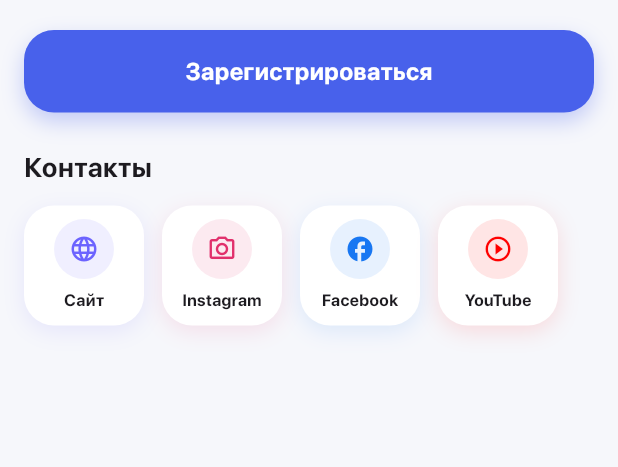
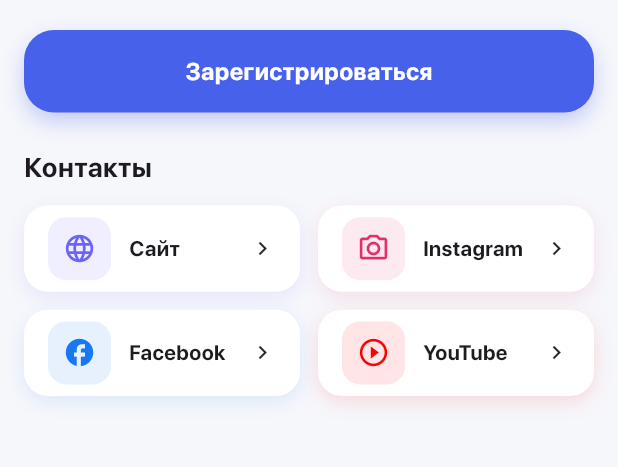
Before and after one commit to kamilarybakova/tteomer, a Flutter app: the HomeScreen screen opened directly, on a phone screen of 412 x 824 dp, the part 258-725 px from its top. Run offline on Flutter 3.47's test engine with Material 3 defaults, Android fonts, the phone set to English and light mode, and no system bars; our stand-ins replace camera, dio, flutter_riverpod, flutter_secure_storage, flutter_tts, pin_code_fields and 1 more; missing offline and left inert: google_mlkit_text_recognition, no_screenshot; accounts and stored records are empty; network calls fail.

Commit message:
setup news

```diff
--- a/lib/features/main/presentation/pages/home_screen.dart
+++ b/lib/features/main/presentation/pages/home_screen.dart
@@ -6,6 +6,7 @@
 import 'package:tteomer/l10n/app_localizations.dart';
 import '../../../auth/presentation/provider/providers.dart';
 import '../state/main_state.dart';
+import 'news_detail_screen.dart';
 
 class HomeScreen extends ConsumerStatefulWidget {
   const HomeScreen({super.key});
@@ -21,7 +22,7 @@
   @override
   void initState() {
     super.initState();
-    _newsPageController = PageController(viewportFraction: 0.88);
+    _newsPageController = PageController(viewportFraction: 1);
 
 
     WidgetsBinding.instance.addPostFrameCallback((_) {
@@ -72,7 +73,6 @@
         physics: const BouncingScrollPhysics(),
         padding: const EdgeInsets.all(16),
         children: [
-          /// ─── HEADER ─────────────────────────────
           Container(
             padding: const EdgeInsets.all(20),
             decoration: BoxDecoration(
@@ -129,7 +129,6 @@
 
           const SizedBox(height: 20),
 
-          /// ─── NEWS BLOCK ─────────────────────────────
           if (newsState.status == NewsStatus.loading)
             const SizedBox(
               height: 200,
@@ -155,8 +154,21 @@
                   return AnimatedScale(
                     scale: _currentNewsPage == index ? 1.0 : 0.95,
                     duration: const Duration(milliseconds: 300),
+                    child: GestureDetector(
+                      onTap: () {
+                        Navigator.push(
+                          context,
+                          MaterialPageRoute(
+                            builder: (_) => NewsDetailScreen(
+                              title: news.title,
+                              description: news.description,
+                              image: news.image,
+                              tag: news.tag,
+                            ),
+                          ),
+                        );
+                      },
                       child: Container(
-                      margin: const EdgeInsets.symmetric(horizontal: 6),
                         decoration: BoxDecoration(
                           borderRadius: BorderRadius.circular(24),
                           image: DecorationImage(
@@ -209,15 +221,8 @@
                                   fontWeight: FontWeight.w700,
                                 ),
                               ),
-                            const SizedBox(height: 4),
-                            Text(
-                              news.description,
-                              style: TextStyle(
-                                color: Colors.white.withOpacity(0.85),
-                                fontSize: 13,
+                            ],
                           ),
-                            ),
-                          ],
                         ),
                       ),
                     ),
@@ -250,7 +255,6 @@
             const SizedBox(height: 20),
           ],
 
-          /// ─── REGISTER BUTTON ─────────────────────────────
           GestureDetector(
             onTap: () => _openUrl('https://biskektomer.com/#'),
             child: Container(
@@ -281,15 +285,15 @@
 
           const SizedBox(height: 24),
 
-          /// ─── CONTACTS ─────────────────────────────
           const _SectionTitle('Контакты'),
           const SizedBox(height: 12),
-
-          SizedBox(
-            height: 80,
-            child: ListView(
-              scrollDirection: Axis.horizontal,
-              physics: const BouncingScrollPhysics(),
+          GridView.count(
+            shrinkWrap: true,
+            physics: const NeverScrollableScrollPhysics(),
+            crossAxisCount: 2,
+            mainAxisSpacing: 12,
+            crossAxisSpacing: 12,
+            childAspectRatio: 3.2,
             children: [
               _ContactTile(
                 title: 'Сайт',
@@ -316,7 +320,6 @@
                 onTap: () => _openUrl('https://youtube.com/@biskektteomer2887'),
               ),
             ],
-            ),
           ),
 
           const SizedBox(height: 100),
@@ -360,39 +363,41 @@
     return GestureDetector(
       onTap: onTap,
       child: Container(
-        width: 80,
-        margin: const EdgeInsets.only(right: 12),
+        height: 70,
+        padding: const EdgeInsets.symmetric(horizontal: 16),
         decoration: BoxDecoration(
-          borderRadius: BorderRadius.circular(20),
+          borderRadius: BorderRadius.circular(16),
           color: Colors.white,
           boxShadow: [
             BoxShadow(
               color: color.withOpacity(0.12),
-              blurRadius: 12,
+              blurRadius: 10,
               offset: const Offset(0, 4),
             ),
           ],
         ),
-        child: Column(
-          mainAxisAlignment: MainAxisAlignment.center,
+        child: Row(
           children: [
             Container(
-              width: 40,
-              height: 40,
+              width: 42,
+              height: 42,
               decoration: BoxDecoration(
                 color: color.withOpacity(0.1),
-                shape: BoxShape.circle,
+                borderRadius: BorderRadius.circular(12),
               ),
-              child: Icon(icon, color: color, size: 20),
+              child: Icon(icon, color: color, size: 22),
             ),
-            const SizedBox(height: 6),
-            Text(
+            const SizedBox(width: 12),
+            Expanded(
+              child: Text(
                 title,
                 style: const TextStyle(
-                fontSize: 11,
+                  fontSize: 14,
                   fontWeight: FontWeight.w600,
                 ),
               ),
+            ),
+            const Icon(Icons.chevron_right, size: 18),
           ],
         ),
       ),
```
Also changed, not shown: lib/features/auth/data/model/auth_response_model.dart (+4 -11 lines), lib/features/main/presentation/pages/news_detail_screen.dart (added, +170 -0 lines). Lines whose indentation alone changed are shown as unchanged.
